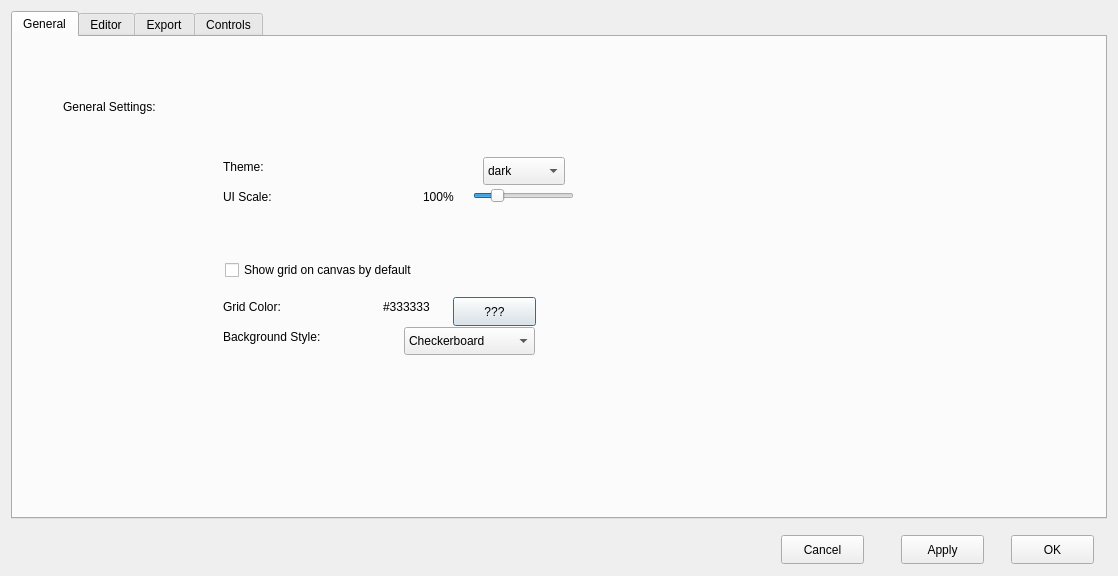
This is POD2d/settingsdialog.ui in ilertwo/POD2d as Qt 5 draws it before an edit. The edited form follows.
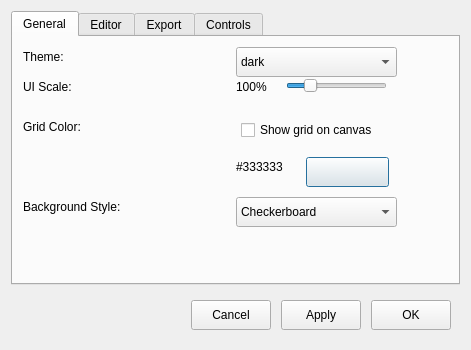
This is the edited form.

Commit message: feat(ui): update settings dialog design

Patch:
```diff
--- a/POD2d/settingsdialog.ui
+++ b/POD2d/settingsdialog.ui
@@ -6,10 +6,16 @@
    <rect>
     <x>0</x>
     <y>0</y>
-    <width>1118</width>
-    <height>576</height>
+    <width>471</width>
+    <height>350</height>
    </rect>
   </property>
+  <property name="minimumSize">
+   <size>
+    <width>450</width>
+    <height>350</height>
+   </size>
+  </property>
   <property name="windowTitle">
    <string>Dialog</string>
   </property>
@@ -23,25 +29,36 @@
       <attribute name="title">
        <string>General</string>
       </attribute>
-      <widget class="QLabel" name="label">
-       <property name="geometry">
-        <rect>
-         <x>50</x>
-         <y>60</y>
-         <width>121</width>
-         <height>20</height>
-        </rect>
+      <layout class="QHBoxLayout" name="horizontalLayout_2">
+       <property name="spacing">
+        <number>0</number>
        </property>
-       <property name="text">
-        <string>General Settings:</string>
+       <property name="leftMargin">
+        <number>0</number>
        </property>
-      </widget>
+       <property name="topMargin">
+        <number>0</number>
+       </property>
+       <property name="rightMargin">
+        <number>0</number>
+       </property>
+       <property name="bottomMargin">
+        <number>0</number>
+       </property>
+       <item>
+        <widget class="QWidget" name="widget_2" native="true">
+         <property name="minimumSize">
+          <size>
+           <width>150</width>
+           <height>0</height>
+          </size>
+         </property>
       <widget class="QLabel" name="label_2">
        <property name="geometry">
         <rect>
-         <x>210</x>
-         <y>120</y>
-         <width>121</width>
+            <x>10</x>
+            <y>10</y>
+            <width>71</width>
          <height>20</height>
         </rect>
        </property>
@@ -52,9 +69,9 @@
       <widget class="QLabel" name="label_3">
        <property name="geometry">
         <rect>
-         <x>210</x>
-         <y>150</y>
-         <width>121</width>
+            <x>10</x>
+            <y>40</y>
+            <width>71</width>
          <height>20</height>
         </rect>
        </property>
@@ -62,25 +79,12 @@
         <string>UI Scale:</string>
        </property>
       </widget>
-      <widget class="QLabel" name="label_4">
-       <property name="geometry">
-        <rect>
-         <x>210</x>
-         <y>210</y>
-         <width>241</width>
-         <height>20</height>
-        </rect>
-       </property>
-       <property name="text">
-        <string/>
-       </property>
-      </widget>
       <widget class="QLabel" name="label_5">
        <property name="geometry">
         <rect>
-         <x>210</x>
-         <y>260</y>
-         <width>121</width>
+            <x>10</x>
+            <y>80</y>
+            <width>81</width>
          <height>20</height>
         </rect>
        </property>
@@ -91,8 +95,8 @@
       <widget class="QLabel" name="label_6">
        <property name="geometry">
         <rect>
-         <x>210</x>
-         <y>290</y>
+            <x>10</x>
+            <y>160</y>
          <width>131</width>
          <height>20</height>
         </rect>
@@ -101,40 +105,28 @@
         <string>Background Style:</string>
        </property>
       </widget>
-      <widget class="QComboBox" name="cmb_BgStyle">
-       <property name="geometry">
-        <rect>
-         <x>391</x>
-         <y>290</y>
-         <width>131</width>
-         <height>28</height>
-        </rect>
-       </property>
-       <item>
-        <property name="text">
-         <string>Checkerboard</string>
-        </property>
-       </item>
-       <item>
-        <property name="text">
-         <string>Solid Black</string>
-        </property>
-       </item>
-       <item>
-        <property name="text">
-         <string>Solid White</string>
-        </property>
-       </item>
-      </widget>
+        </widget>
+       </item>
+       <item>
+        <widget class="QWidget" name="widget_3" native="true">
+         <property name="minimumSize">
+          <size>
+           <width>160</width>
+           <height>0</height>
+          </size>
+         </property>
       <widget class="QComboBox" name="cmb_Theme">
        <property name="geometry">
         <rect>
-         <x>470</x>
-         <y>120</y>
-         <width>82</width>
-         <height>28</height>
-        </rect>
-       </property>
+            <x>0</x>
+            <y>10</y>
+            <width>161</width>
+            <height>30</height>
+           </rect>
+          </property>
+          <property name="cursor">
+           <cursorShape>PointingHandCursor</cursorShape>
+          </property>
        <item>
         <property name="text">
          <string>dark</string>
@@ -151,11 +143,24 @@
         </property>
        </item>
       </widget>
+         <widget class="QLabel" name="lbl_ScaleValue">
+          <property name="geometry">
+           <rect>
+            <x>0</x>
+            <y>40</y>
+            <width>41</width>
+            <height>20</height>
+           </rect>
+          </property>
+          <property name="text">
+           <string>100%</string>
+          </property>
+         </widget>
       <widget class="QSlider" name="slider_Scale">
        <property name="geometry">
         <rect>
-         <x>460</x>
-         <y>150</y>
+            <x>50</x>
+            <y>40</y>
          <width>101</width>
          <height>18</height>
         </rect>
@@ -176,37 +181,27 @@
         <enum>Qt::Orientation::Horizontal</enum>
        </property>
       </widget>
-      <widget class="QLabel" name="lbl_ScaleValue">
+         <widget class="QCheckBox" name="chk_ShowGrid">
        <property name="geometry">
         <rect>
-         <x>410</x>
-         <y>150</y>
-         <width>41</width>
-         <height>20</height>
-        </rect>
-       </property>
-       <property name="text">
-        <string>100%</string>
-       </property>
-      </widget>
-      <widget class="QPushButton" name="btn_GridColor">
-       <property name="geometry">
-        <rect>
-         <x>440</x>
-         <y>260</y>
-         <width>83</width>
-         <height>29</height>
-        </rect>
-       </property>
+            <x>5</x>
+            <y>80</y>
+            <width>161</width>
+            <height>26</height>
+           </rect>
+          </property>
+          <property name="cursor">
+           <cursorShape>PointingHandCursor</cursorShape>
+          </property>
        <property name="text">
-        <string>???</string>
+           <string>Show grid on canvas</string>
        </property>
       </widget>
       <widget class="QLabel" name="gridColorLabel">
        <property name="geometry">
         <rect>
-         <x>370</x>
-         <y>260</y>
+            <x>0</x>
+            <y>120</y>
          <width>61</width>
          <height>20</height>
         </rect>
@@ -215,19 +210,53 @@
         <string>#333333</string>
        </property>
       </widget>
-      <widget class="QCheckBox" name="chk_ShowGrid">
+         <widget class="QPushButton" name="btn_GridColor">
        <property name="geometry">
         <rect>
-         <x>212</x>
-         <y>220</y>
-         <width>401</width>
-         <height>26</height>
-        </rect>
-       </property>
+            <x>70</x>
+            <y>120</y>
+            <width>83</width>
+            <height>30</height>
+           </rect>
+          </property>
+          <property name="cursor">
+           <cursorShape>PointingHandCursor</cursorShape>
+          </property>
        <property name="text">
-        <string>Show grid on canvas by default</string>
-       </property>
-      </widget>
+           <string/>
+          </property>
+         </widget>
+         <widget class="QComboBox" name="cmb_BgStyle">
+          <property name="geometry">
+           <rect>
+            <x>0</x>
+            <y>160</y>
+            <width>161</width>
+            <height>30</height>
+           </rect>
+          </property>
+          <property name="cursor">
+           <cursorShape>PointingHandCursor</cursorShape>
+          </property>
+          <item>
+           <property name="text">
+            <string>Checkerboard</string>
+           </property>
+          </item>
+          <item>
+           <property name="text">
+            <string>Solid Black</string>
+           </property>
+          </item>
+          <item>
+           <property name="text">
+            <string>Solid White</string>
+           </property>
+          </item>
+         </widget>
+        </widget>
+       </item>
+      </layout>
      </widget>
      <widget class="QWidget" name="editor">
       <attribute name="title">
@@ -538,45 +567,90 @@
        <height>40</height>
       </size>
      </property>
-     <widget class="QPushButton" name="btn_OK">
-      <property name="geometry">
-       <rect>
-        <x>1000</x>
-        <y>10</y>
-        <width>83</width>
-        <height>29</height>
-       </rect>
+     <layout class="QHBoxLayout" name="horizontalLayout">
+      <property name="spacing">
+       <number>10</number>
       </property>
-      <property name="text">
-       <string>OK</string>
-      </property>
-     </widget>
-     <widget class="QPushButton" name="btn_Apply">
-      <property name="geometry">
-       <rect>
-        <x>890</x>
-        <y>10</y>
-        <width>83</width>
-        <height>29</height>
-       </rect>
-      </property>
-      <property name="text">
-       <string>Apply</string>
-      </property>
-     </widget>
+      <item>
+       <spacer name="horizontalSpacer">
+        <property name="orientation">
+         <enum>Qt::Orientation::Horizontal</enum>
+        </property>
+        <property name="sizeHint" stdset="0">
+         <size>
+          <width>40</width>
+          <height>20</height>
+         </size>
+        </property>
+       </spacer>
+      </item>
+      <item>
      <widget class="QPushButton" name="btn_Cancel">
-      <property name="geometry">
-       <rect>
-        <x>770</x>
-        <y>10</y>
-        <width>83</width>
-        <height>29</height>
-       </rect>
+        <property name="minimumSize">
+         <size>
+          <width>80</width>
+          <height>30</height>
+         </size>
+        </property>
+        <property name="maximumSize">
+         <size>
+          <width>80</width>
+          <height>30</height>
+         </size>
+        </property>
+        <property name="cursor">
+         <cursorShape>PointingHandCursor</cursorShape>
       </property>
       <property name="text">
        <string>Cancel</string>
       </property>
      </widget>
+      </item>
+      <item>
+       <widget class="QPushButton" name="btn_Apply">
+        <property name="minimumSize">
+         <size>
+          <width>80</width>
+          <height>30</height>
+         </size>
+        </property>
+        <property name="maximumSize">
+         <size>
+          <width>80</width>
+          <height>30</height>
+         </size>
+        </property>
+        <property name="cursor">
+         <cursorShape>PointingHandCursor</cursorShape>
+        </property>
+        <property name="text">
+         <string>Apply</string>
+        </property>
+       </widget>
+      </item>
+      <item>
+       <widget class="QPushButton" name="btn_OK">
+        <property name="minimumSize">
+         <size>
+          <width>80</width>
+          <height>30</height>
+         </size>
+        </property>
+        <property name="maximumSize">
+         <size>
+          <width>80</width>
+          <height>30</height>
+         </size>
+        </property>
+        <property name="cursor">
+         <cursorShape>PointingHandCursor</cursorShape>
+        </property>
+        <property name="text">
+         <string>OK</string>
+        </property>
+       </widget>
+      </item>
+     </layout>
     </widget>
    </item>
   </layout>
```
Left out of the diff: 357 changed lines with no effect on the pictures. Lines whose indentation alone changed are shown as unchanged. The commit also changes 1 other file.
